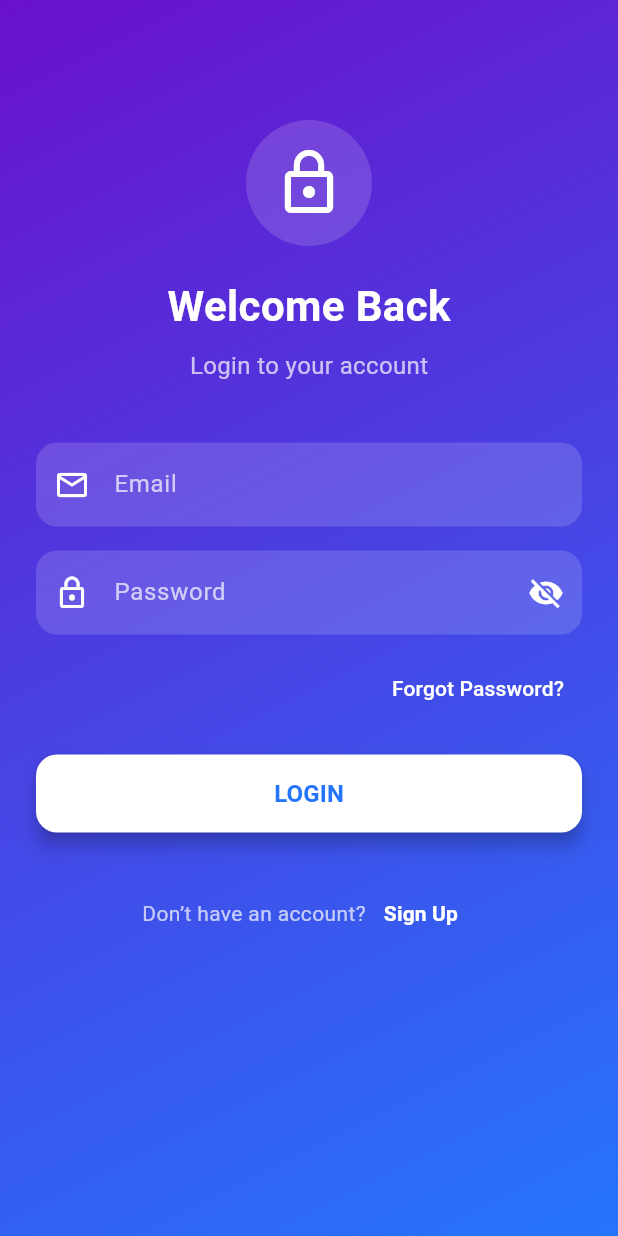
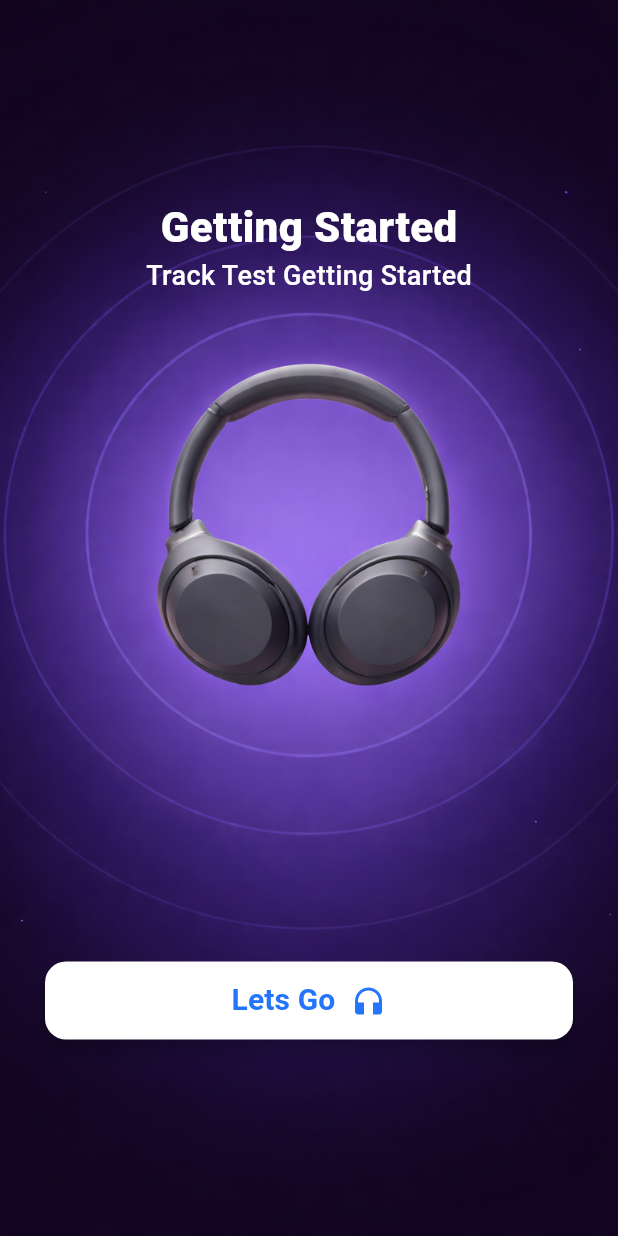
Before and after one commit to ankitsonu5/TrackTest-App, a Flutter app: the screen it shows after launch, on a phone screen of 412 x 824 dp. Run offline on Flutter 3.47's test engine with Material 3 defaults, Android fonts, the phone set to English and light mode, and no system bars; our stand-ins replace get, video_player.

Commit message:
Intro page and a splash screen and added validations on login and signup pages

```diff
--- a/track_test/lib/main.dart
+++ b/track_test/lib/main.dart
@@ -1,10 +1,14 @@
 import 'package:flutter/material.dart';
 import 'package:get/get.dart';
+import 'package:track_test/view/intro_page.dart';
 import 'package:track_test/view/login_page.dart';
+import 'package:track_test/view/splash_video_page.dart';
+import 'package:video_player/video_player.dart';
 
 void main() {
   runApp(const MyApp());
 }
+
 
 class MyApp extends StatelessWidget {
   const MyApp({super.key});
@@ -12,12 +16,16 @@ class MyApp extends StatelessWidget {
   // This widget is the root of your application.
   @override
   Widget build(BuildContext context) {
+    late VideoPlayerController _controller;
+
     return GetMaterialApp(
       title: 'Flutter Demo',
       theme: ThemeData(
         colorScheme: .fromSeed(seedColor: Colors.deepPurple),
       ),
-      home: LoginPage(),
+      // home: LoginPage(),
+      // home: IntroPage(),
+      home: SplashVideoPage(),
     );
   }
 }
--- /dev/null
+++ b/track_test/lib/view/intro_page.dart
@@ -0,0 +1,92 @@
+import 'package:flutter/material.dart';
+import 'package:track_test/view/login_Page.dart';
+
+class IntroPage extends StatelessWidget {
+  const IntroPage({super.key});
+
+  @override
+  Widget build(BuildContext context) {
+    return Scaffold(
+      body: Container(
+        width: double.infinity,
+        height: double.infinity,
+        decoration:  BoxDecoration(
+          image: DecorationImage(
+            image: AssetImage("assets/images/IntroImg.png"),
+            fit: BoxFit.cover
+          ),
+          // gradient: LinearGradient(
+          //   colors: [
+          //     Color(0xff6A11CB),
+          //     Color(0xff2575FC),
+          //   ],
+          //   begin: Alignment.topLeft,
+          //   end: Alignment.bottomRight,
+          // ),
+        ),
+        child: SafeArea(
+          // child: SingleChildScrollView(
+
+            child: Center(
+              child: Padding(
+                padding: EdgeInsetsGeometry.all(30),
+                child: Column(
+                  mainAxisAlignment: MainAxisAlignment.spaceAround,
+                  crossAxisAlignment: CrossAxisAlignment.center,
+                  children: [
+                    Column(
+                      children: [
+                        Text("Getting Started",style: TextStyle(color: Colors.white,fontSize: 28,fontWeight: FontWeight.w900),),
+                        Text("Track Test Getting Started",style: TextStyle(color: Colors.white,fontSize: 18,fontWeight: FontWeight.w500),),
+                      ],
+                    ),
+                    // Text("Getting Started",style: TextStyle(color: Colors.white,fontSize: 28,fontWeight: FontWeight.w900),),
+                    // Text("Track Test Getting Started",style: TextStyle(color: Colors.white,fontSize: 18,fontWeight: FontWeight.w500),),
+                    SizedBox(height: 40,),
+                    SizedBox(
+                      width: double.infinity,
+                      height: 52,
+                      child: ElevatedButton(
+                        onPressed: () {
+                          Navigator.of(context).pushReplacement(
+                            // context,
+                              MaterialPageRoute(builder:(context)=>LoginPage())
+                          );
+                        },
+
+                        style: ElevatedButton.styleFrom(
+                          // backgroundColor: Colors.white,
+                          backgroundColor: Colors.white,
+                          foregroundColor: const Color(0xff2575FC),
+                          shape: RoundedRectangleBorder(
+                            borderRadius: BorderRadius.circular(14),
+                          ),
+                          elevation: 5,
+                        ),
+                        child:  Row(
+                          mainAxisAlignment: MainAxisAlignment.center,
+                          children: [
+                            Text(
+                              "Lets Go ",
+                              style: TextStyle(
+                                fontSize: 20,
+                                fontWeight: FontWeight.bold,
+                              ),
+                            ),
+                            SizedBox(width: 5,),
+                            Icon(Icons.headphones, size: 24,)
+                          ],
+                        ),
+                      ),
+                    ),
+
+                  ],
+                ),
+              ),
+            ),
+          ),
+        ),
+      // ),
+    );
+  }
+}
--- a/track_test/lib/view/login_page.dart
+++ b/track_test/lib/view/login_page.dart
@@ -119,7 +119,8 @@ class LoginPage extends StatelessWidget {
                                 Get.snackbar(
                                   "Success",
                                   "Login Successful",
-                                  snackPosition: SnackPosition.BOTTOM,
+                                  snackPosition: SnackPosition.TOP,
+                                  backgroundColor: Colors.white
                                 );
                               }
                             },
--- a/track_test/pubspec.yaml
+++ b/track_test/pubspec.yaml
@@ -35,6 +35,7 @@ dependencies:
   # Use with the CupertinoIcons class for iOS style icons.
   cupertino_icons: ^1.0.8
   get: ^4.7.3
+  video_player: ^2.10.1
 
 dev_dependencies:
   flutter_test:
@@ -62,6 +63,9 @@ flutter:
   # assets:
   #   - images/a_dot_burr.jpeg
   #   - images/a_dot_ham.jpeg
+  assets:
+    - assets/images/
+    - assets/videos/
 
   # An image asset can refer to one or more resolution-specific "variants", see
   # https://flutter.dev/to/resolution-aware-images
```
Also changed, not shown: track_test/lib/view/home_page.dart (added, +12 -0 lines), track_test/lib/view/signup_page.dart (+48 -20 lines), track_test/lib/view/splash_video_page.dart (added, +58 -0 lines), track_test/assets/images/IntroImg.png (added), track_test/lib/controller/auth_controller.dart (added), track_test/pubspec.lock, 2 other files.
